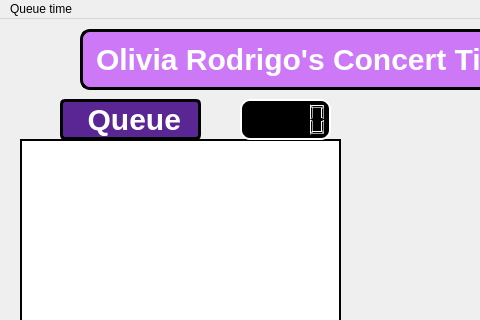
First picture: the form in mainwindow.ui, repository lucifron28/Ticket-Management-System-Using-Queue-Data-Structure, before the edit; both pictures show x 0 to 480 and y 0 to 320 of the 790 by 717 pixel window.
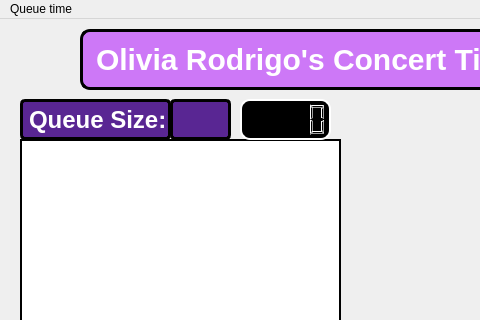
Second picture: the form after the edit. Icons and pictures are not drawn.

What changed in the file:
```diff
--- a/mainwindow.ui
+++ b/mainwindow.ui
@@ -91,9 +91,9 @@
    <widget class="QLabel" name="label_2">
     <property name="geometry">
      <rect>
-      <x>60</x>
+      <x>20</x>
       <y>80</y>
-      <width>141</width>
+      <width>151</width>
       <height>41</height>
      </rect>
     </property>
@@ -103,10 +103,10 @@
 border: 3px solid black;
 border-radius: 5px;
 font-weight: bold;
-font-size: 30px;</string>
+font-size: 24px;</string>
     </property>
     <property name="text">
-     <string>  Queue</string>
+     <string>Queue Size:</string>
     </property>
    </widget>
    <widget class="QLabel" name="labelNextInLine">
@@ -265,10 +265,33 @@
      </rect>
     </property>
     <property name="styleSheet">
-     <string notr="true">	background-color: #592693;
-	color: white;
-	border: 2px solid black;
-	border-radius: 5px;</string>
+     <string notr="true">background-color: #592693;
+color: white;
+border: 2px solid black;
+border-radius: 5px;
+padding: 5px;
+font: 14pt &quot;Times New Roman&quot;;</string>
+    </property>
+   </widget>
+   <widget class="QLabel" name="labelQueueSize">
+    <property name="geometry">
+     <rect>
+      <x>170</x>
+      <y>80</y>
+      <width>61</width>
+      <height>41</height>
+     </rect>
+    </property>
+    <property name="styleSheet">
+     <string notr="true">background-color: #592693;
+color: white;
+border: 3px solid black;
+border-radius: 5px;
+font-weight: bold;
+font-size: 24px;</string>
+    </property>
+    <property name="text">
+     <string/>
     </property>
    </widget>
   </widget>
```
